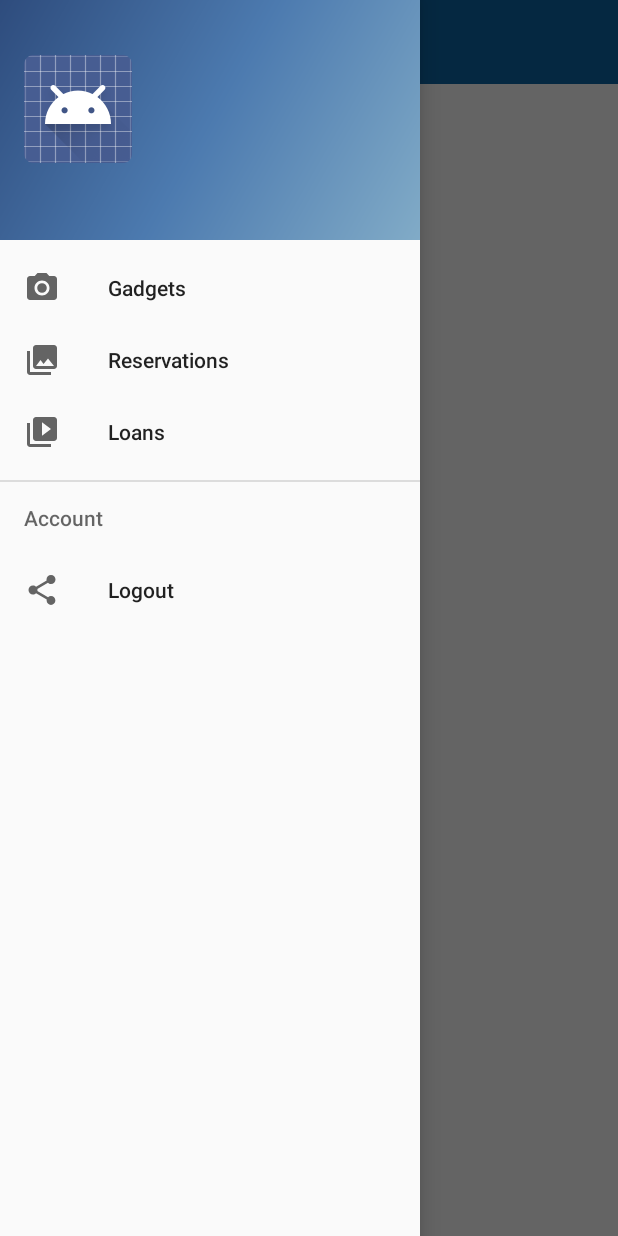
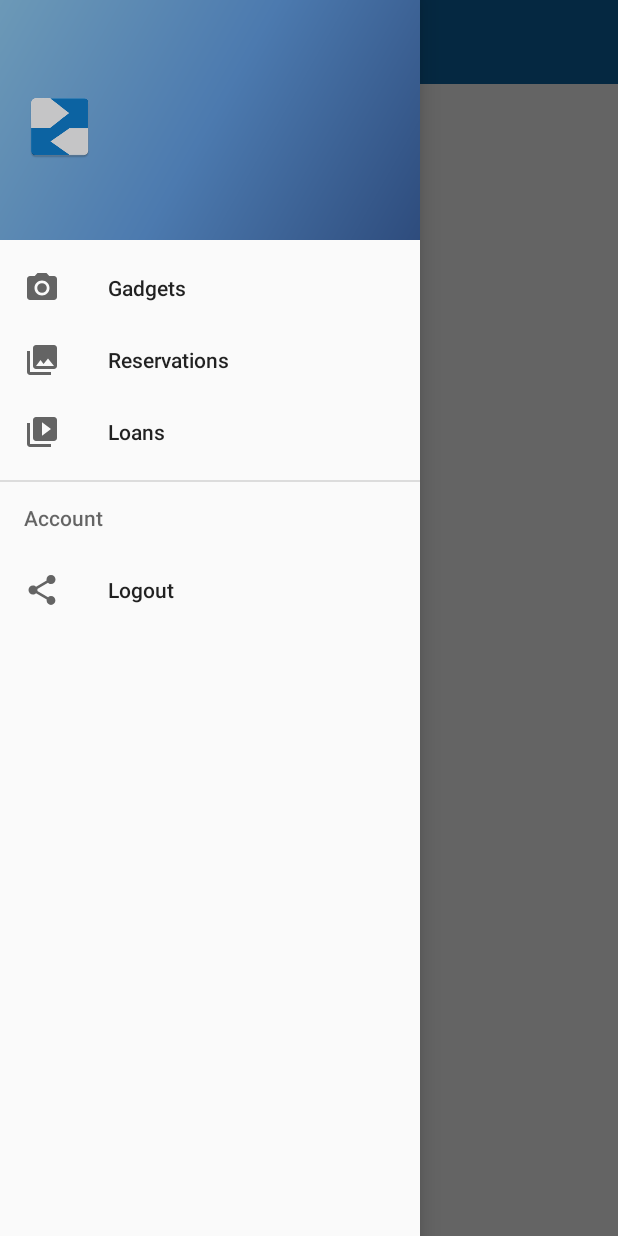
Before and after one commit to janicmikes/Gadgeothek, an Android app: the MainActivity screen opened directly, with no data from a screen before it, with the side drawer open, on a phone screen of 412 x 824 dp. Run offline under Robolectric (Android 15) with nearby library versions, the light colour scheme and no system bars; 1 statement that could not run was skipped.

Commit message:
small design changes

```diff
--- a/app/src/main/res/drawable/side_nav_bar.xml
+++ b/app/src/main/res/drawable/side_nav_bar.xml
@@ -3,7 +3,7 @@
     <gradient
         android:angle="135"
         android:centerColor="#4c7aaf"
-        android:endColor="#2e4c7d"
-        android:startColor="#81abc7"
+        android:endColor="#6c99b7"
+        android:startColor="#2e4c7d"
         android:type="linear" />
 </shape>
--- a/app/src/main/res/layout/nav_header_main.xml
+++ b/app/src/main/res/layout/nav_header_main.xml
@@ -17,7 +17,7 @@
         android:layout_width="wrap_content"
         android:layout_height="wrap_content"
         android:paddingTop="@dimen/nav_header_vertical_spacing"
-        app:srcCompat="@android:drawable/sym_def_app_icon" />
+        app:srcCompat="@mipmap/ic_launcher" />
 
     <TextView
         android:id="@+id/email_menu"
--- a/app/src/main/res/values/styles.xml
+++ b/app/src/main/res/values/styles.xml
@@ -1,7 +1,7 @@
 <resources>
 
     <!-- Base application theme. -->
-    <style name="AppTheme" parent="Theme.AppCompat.Light">
+    <style name="AppTheme" parent="Theme.AppCompat.Light.DarkActionBar">
         <!-- Customize your theme here. -->
         <item name="colorPrimary">@color/colorPrimary</item>
         <item name="colorPrimaryDark">@color/colorPrimaryDark</item>
@@ -15,6 +15,6 @@
 
     <style name="AppTheme.AppBarOverlay" parent="ThemeOverlay.AppCompat.Dark.ActionBar" />
 
-    <style name="AppTheme.PopupOverlay" parent="ThemeOverlay.AppCompat.Light" />
+    <style name="AppTheme.PopupOverlay" parent="ThemeOverlay.AppCompat.Dark" />
 
 </resources>
```
